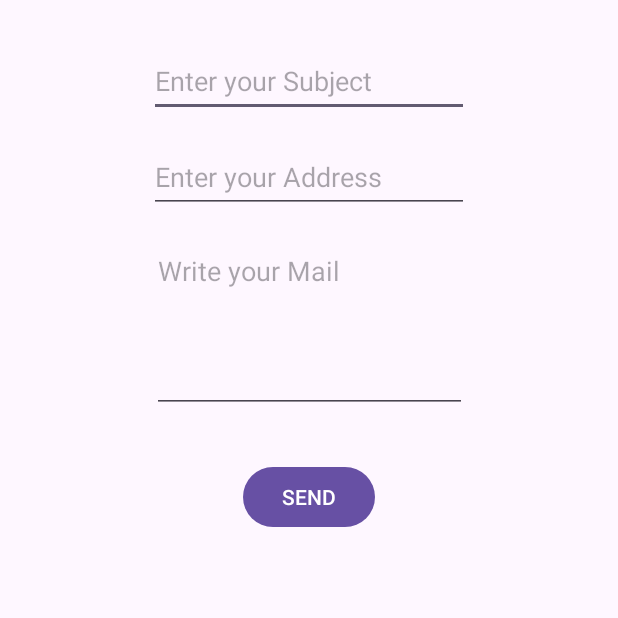
After one commit to janaka120/android-features-app, an Android app: the fragment MailSendFragment shown on its own in the app's theme, on a phone screen of 412 x 824 dp, the top half of it. The commit adds this screen. Run offline under Robolectric (Android 15) with nearby library versions, the phone set to English and light mode, and no system bars.

Commit message:
Add send mail feature

```diff
--- a/app/src/main/AndroidManifest.xml
+++ b/app/src/main/AndroidManifest.xml
@@ -23,6 +23,11 @@
 
                 <category android:name="android.intent.category.LAUNCHER" />
             </intent-filter>
+            <intent-filter>
+                <action android:name="android.intent.action.SENDTO" />
+                <data android:scheme="mailto" />
+                <category android:name="android.intent.category.DEFAULT" />
+            </intent-filter>
         </activity>
     </application>
 
--- /dev/null
+++ b/app/src/main/java/com/example/multifuntionapplication/MailSendFragment.kt
@@ -0,0 +1,60 @@
+package com.example.multifuntionapplication
+
+import android.annotation.SuppressLint
+import android.content.Intent
+import android.net.Uri
+import android.os.Bundle
+import androidx.fragment.app.Fragment
+import android.view.LayoutInflater
+import android.view.View
+import android.view.ViewGroup
+import android.widget.Button
+import android.widget.EditText
+
+class MailSendFragment : Fragment() {
+
+    lateinit var subject: EditText
+    lateinit var address: EditText
+    lateinit var body: EditText
+    lateinit var submit: Button
+
+    @SuppressLint("MissingInflatedId")
+    override fun onCreateView(
+        inflater: LayoutInflater, container: ViewGroup?,
+        savedInstanceState: Bundle?
+    ): View? {
+
+        val view = inflater.inflate(R.layout.fragment_mail_send, container, false)
+
+        subject = view.findViewById(R.id.editTextSubject)
+        address = view.findViewById(R.id.editTextAddress)
+        body = view.findViewById(R.id.editTextMail)
+        submit = view.findViewById(R.id.buttonSendView)
+
+        submit.setOnClickListener {
+            val subText = subject.text.toString()
+            val addText = address.text.toString()
+            val bodyText = body.text.toString()
+
+            sendMail(subText, addText, bodyText)
+        }
+
+        // Inflate the layout for this fragment
+        return view
+    }
+
+    private fun sendMail(subject: String, address: String, content: String) {
+        val emailAddresses = arrayOf(address)
+
+        val emailIntent = Intent(Intent.ACTION_SENDTO)
+        emailIntent.data = Uri.parse("mailto:")
+        emailIntent.putExtra(Intent.EXTRA_EMAIL, emailAddresses)
+        emailIntent.putExtra(Intent.EXTRA_SUBJECT, subject)
+        emailIntent.putExtra(Intent.EXTRA_TEXT, content)
+        val packageManager = requireActivity().packageManager
+
+        if (emailIntent.resolveActivity(packageManager) != null) {
+            startActivity(Intent.createChooser(emailIntent, "Choose a app"))
+        }
+    }
+}
--- /dev/null
+++ b/app/src/main/res/layout/fragment_mail_send.xml
@@ -0,0 +1,66 @@
+<?xml version="1.0" encoding="utf-8"?>
+<androidx.constraintlayout.widget.ConstraintLayout xmlns:android="http://schemas.android.com/apk/res/android"
+    xmlns:app="http://schemas.android.com/apk/res-auto"
+    xmlns:tools="http://schemas.android.com/tools"
+    android:layout_width="match_parent"
+    android:layout_height="match_parent"
+    android:layout_gravity="center_horizontal"
+    tools:context=".MailSendFragment">
+
+    <EditText
+        android:id="@+id/editTextSubject"
+        android:layout_width="wrap_content"
+        android:layout_height="48dp"
+        android:layout_marginTop="30dp"
+        android:autofillHints=""
+        android:ems="10"
+        android:hint="@string/enter_your_subject"
+        android:inputType="text"
+        android:text=""
+        app:layout_constraintEnd_toEndOf="parent"
+        app:layout_constraintHorizontal_bias="0.5"
+        app:layout_constraintStart_toStartOf="parent"
+        app:layout_constraintTop_toTopOf="parent" />
+
+    <EditText
+        android:id="@+id/editTextAddress"
+        android:layout_width="wrap_content"
+        android:layout_height="48dp"
+        android:layout_marginTop="16dp"
+        android:autofillHints=""
+        android:ems="10"
+        android:hint="@string/enter_your_address"
+        android:inputType="text"
+        android:text=""
+        app:layout_constraintEnd_toEndOf="parent"
+        app:layout_constraintHorizontal_bias="0.5"
+        app:layout_constraintStart_toStartOf="parent"
+        app:layout_constraintTop_toBottomOf="@+id/editTextSubject" />
+
+    <EditText
+        android:id="@+id/editTextMail"
+        android:layout_width="210dp"
+        android:layout_height="117dp"
+        android:layout_marginTop="16dp"
+        android:autofillHints=""
+        android:ems="10"
+        android:gravity="start|top"
+        android:hint="@string/write_your_mail"
+        android:inputType="textMultiLine"
+        app:layout_constraintEnd_toEndOf="parent"
+        app:layout_constraintHorizontal_bias="0.5"
+        app:layout_constraintStart_toStartOf="parent"
+        app:layout_constraintTop_toBottomOf="@+id/editTextAddress" />
+
+    <Button
+        android:id="@+id/buttonSendView"
+        android:layout_width="wrap_content"
+        android:layout_height="wrap_content"
+        android:layout_marginTop="32dp"
+        android:text="@string/send"
+        app:layout_constraintEnd_toEndOf="parent"
+        app:layout_constraintHorizontal_bias="0.5"
+        app:layout_constraintStart_toStartOf="parent"
+        app:layout_constraintTop_toBottomOf="@+id/editTextMail" />
+
+</androidx.constraintlayout.widget.ConstraintLayout>
```
Also changed, not shown: app/src/main/java/com/example/multifuntionapplication/MainActivity.kt (+11 -0 lines), app/src/main/res/layout/activity_main.xml (+8 -0 lines).
